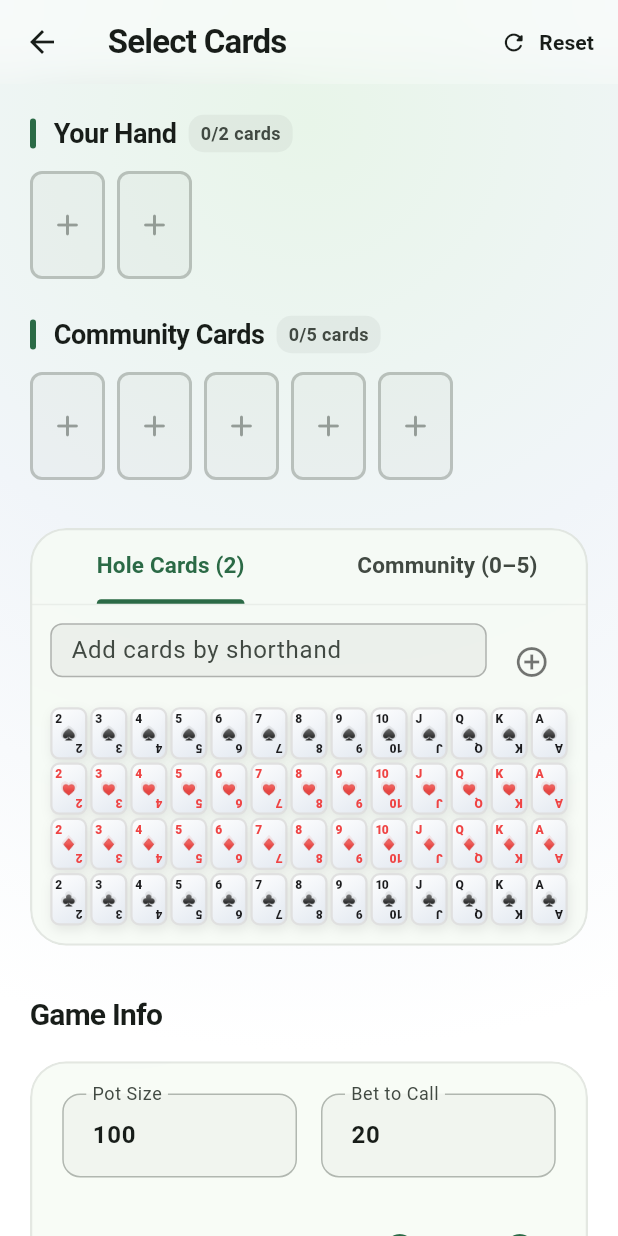
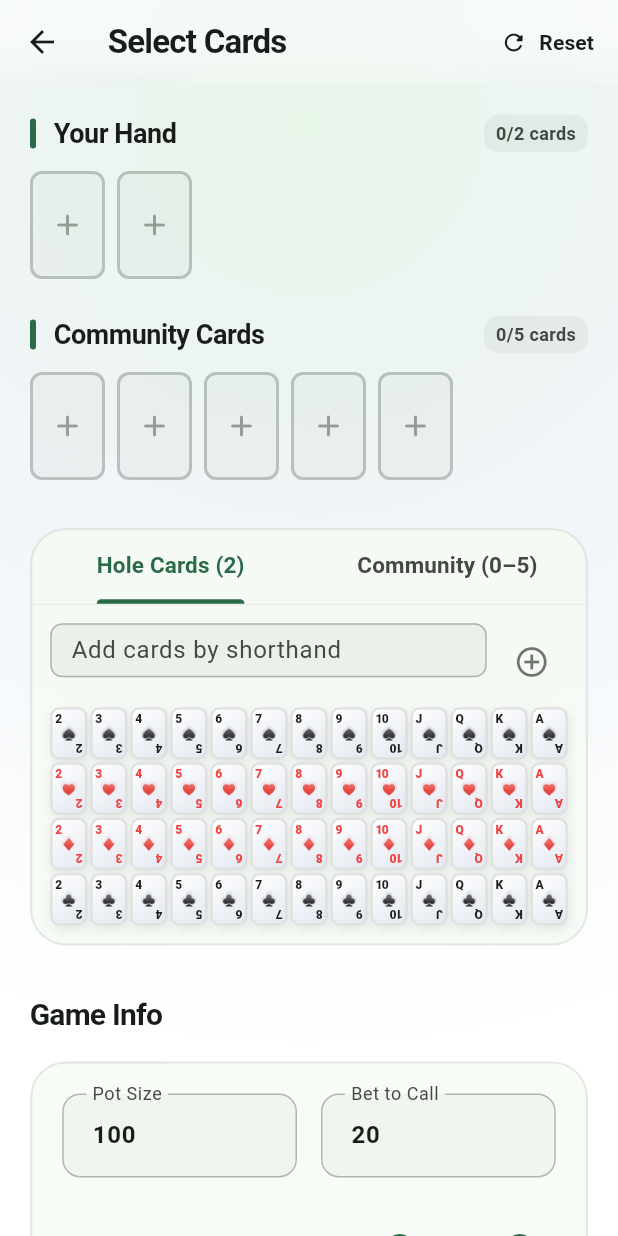
Before and after one commit to kvesen/PokerHandSuggester, a Flutter app: the ManualInputScreen screen opened directly, on a phone screen of 412 x 824 dp. Run offline on Flutter 3.47's test engine with Material 3 defaults, Android fonts, the phone set to English and light mode, and no system bars; our stand-ins replace firebase_core, firebase_crashlytics, hive_flutter, package_info_plus, shared_preferences; accounts and stored records are empty.

Commit message:
fix: wrap overflow-prone Text widgets in Expanded/Flexible in manual_input_screen.dart
Agent-Logs-Url: https://github.com/kvesen/PokerHandSuggester/sessions/ac1ec982-a716-4741-a890-8f8885649c58

Co-authored-by: kvesen <267813801+kvesen@users.noreply.github.com>

```diff
--- a/lib/ui/screens/manual_input_screen.dart
+++ b/lib/ui/screens/manual_input_screen.dart
@@ -643,12 +643,16 @@ class _ManualInputScreenState extends State<ManualInputScreen>
                       child: Row(
                         mainAxisSize: MainAxisSize.min,
                         children: [
-                          Text(
+                          Flexible(
+                            child: Text(
                               'Hole Cards (2)',
+                              overflow: TextOverflow.ellipsis,
+                              softWrap: false,
                               style: TextStyle(
                                 color: widget.lockHoleCards
                                     ? Colors.grey.shade500
                                     : null,
+                              ),
                             ),
                           ),
                           if (widget.lockHoleCards) ...[
@@ -996,13 +1000,16 @@ class _SectionHeader extends StatelessWidget {
           ),
         ),
         const SizedBox(width: 12),
-        Text(
+        Expanded(
+          child: Text(
             title,
+            overflow: TextOverflow.ellipsis,
             style: TextStyle(
               fontSize: 18,
               fontWeight: FontWeight.bold,
               color: theme.colorScheme.onSurface,
               letterSpacing: -0.3,
+            ),
           ),
         ),
         const SizedBox(width: 8),
```
Lines whose indentation alone changed are shown as unchanged.
